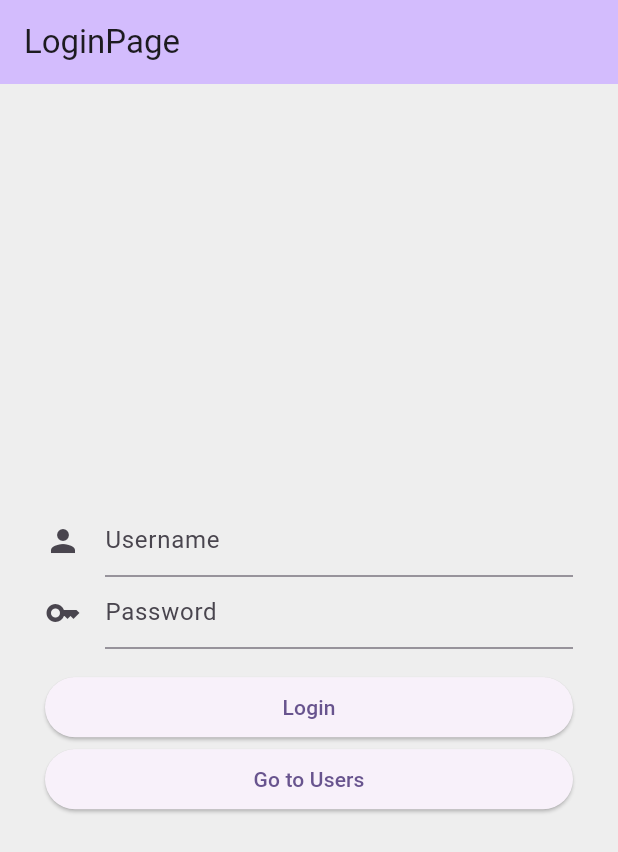
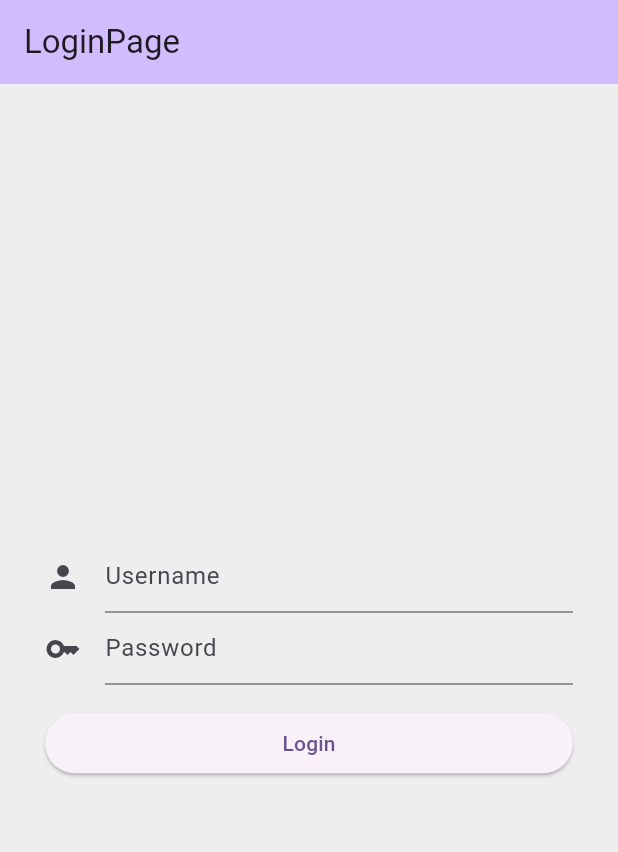
Before and after one commit to opalpts/flutter_bloc_training, a Flutter app: the screen it shows after launch, on a phone screen of 412 x 824 dp. Shown: the top 852 px of the screen. Run offline on Flutter 3.47's test engine with Material 3 defaults, Android fonts, the phone set to English and light mode, and no system bars; our stand-ins replace bloc, equatable, flutter_bloc, go_router, url_strategy.

Commit message:
remove btn

```diff
--- a/lib/main.dart
+++ b/lib/main.dart
@@ -4,10 +4,6 @@ import 'package:flutter_bloc_training/app_route.dart';
 import 'package:flutter_bloc_training/bloc/counter/counter_bloc.dart';
 import 'package:flutter_bloc_training/bloc/app_observer.dart';
 import 'package:flutter_bloc_training/bloc/login/bloc/login_bloc.dart';
-import 'package:flutter_bloc_training/page/counter.dart';
-import 'package:flutter_bloc_training/page/error.dart';
-import 'package:flutter_bloc_training/page/login.dart';
-import 'package:go_router/go_router.dart';
 import 'package:url_strategy/url_strategy.dart';
 
 void main() {
@@ -30,31 +26,6 @@ class _AppViewState extends State<MyApp> {
         BlocProvider<CounterBloc>(create: (context) => CounterBloc());
     final loginBloc = BlocProvider<LoginBloc>(create: (context) => LoginBloc());
 
-    final router = GoRouter(
-      initialLocation: "/",
-      routerNeglect: true,
-      debugLogDiagnostics: true,
-      routes: [
-        GoRoute(
-          path: '/',
-          name: 'login',
-          builder: (BuildContext context, state) => const LoginPage(),
-        ),
-        GoRoute(
-          path: '/home',
-          name: 'home',
-          builder: (BuildContext context, state) => const CounterPage(),
-        ),
-      ],
-      errorPageBuilder: (BuildContext context, state) {
-        return const MaterialPage(child: ErrorPage());
-      },
-      // redirect: (BuildContext context, state) {
-      //   if (!isAuth) return '/';
-      //   return '/home';
-      // },
-    );
-
     return MultiBlocProvider(
       providers: [counterBloc, loginBloc],
       child: MaterialApp.router(
--- a/lib/page/login.dart
+++ b/lib/page/login.dart
@@ -56,11 +56,6 @@ class LoginPage extends StatelessWidget {
               _PasswordInput(),
               const SizedBox(height: 15),
               _LoginButton(formKey: _formKey),
-              ElevatedButton(
-                  child: const Text('Go to Users'),
-                  onPressed: () {
-                    context.go('/home');
-                  }),
             ],
           ),
         ));
```
